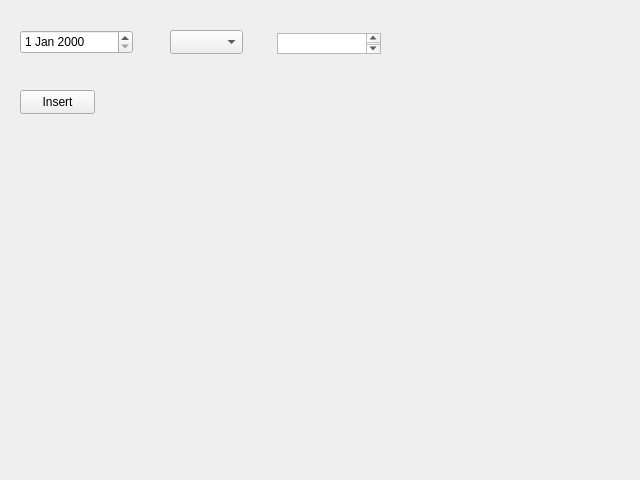
Old version of the form QTui/tests.ui in the repository claudiolammirato/QTAquarium.
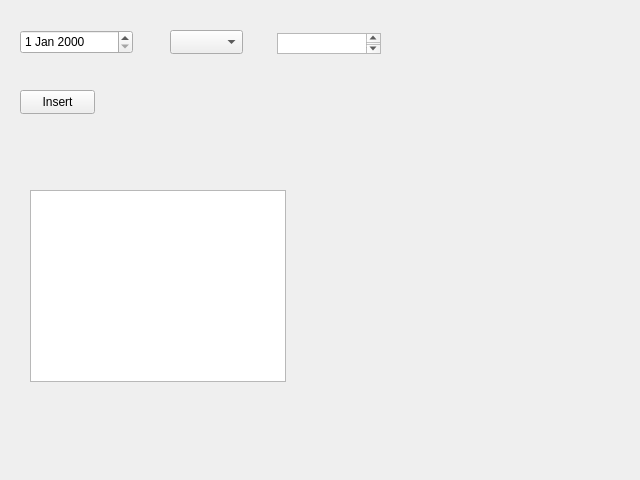
New version of the form.

What changed in the file:
```diff
--- a/QTui/tests.ui
+++ b/QTui/tests.ui
@@ -56,6 +56,16 @@
     </rect>
    </property>
   </widget>
+  <widget class="QTableWidget" name="tableNO2">
+   <property name="geometry">
+    <rect>
+     <x>30</x>
+     <y>190</y>
+     <width>256</width>
+     <height>192</height>
+    </rect>
+   </property>
+  </widget>
  </widget>
  <resources/>
  <connections/>
```
